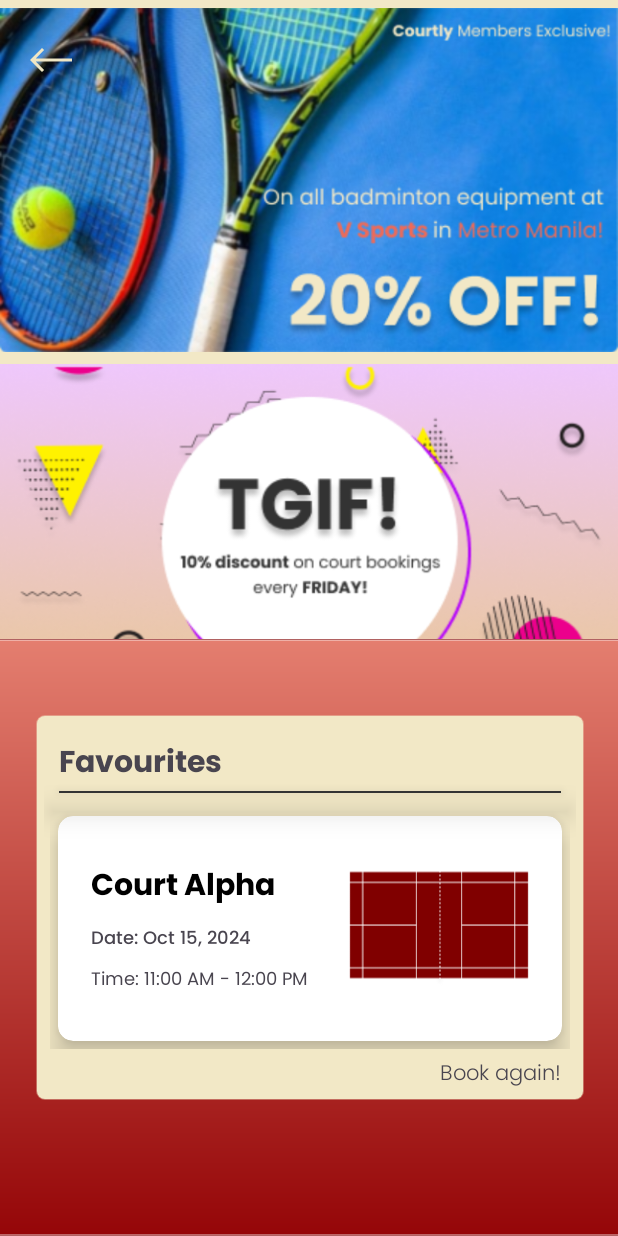
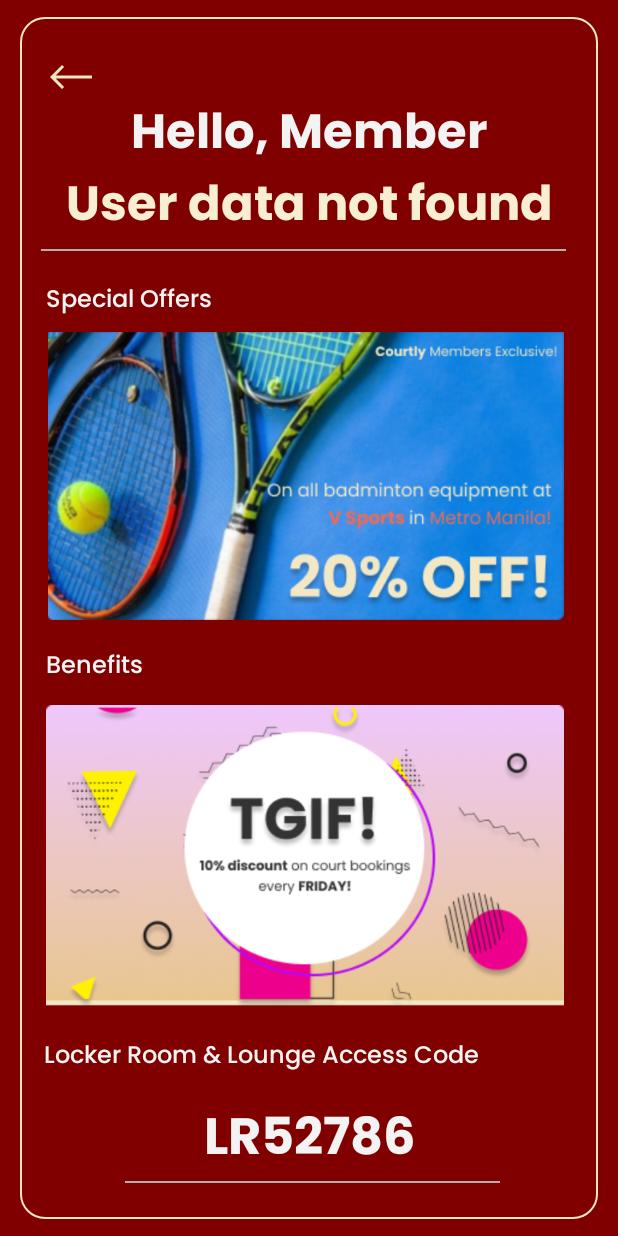
Before and after one commit to MrRyushi/Courtly, an Android app: the MembershipPage screen opened directly, with no data from a screen before it, on a phone screen of 412 x 824 dp. Run offline under Robolectric (Android 15) with nearby library versions, the phone set to English and light mode, and no system bars; our stand-ins replace Firebase (no records; nobody signed in at launch, a user with empty details on screens opened directly).

Commit message:
Updated Design of Membership Page

```diff
--- a/app/src/main/java/com/example/mobdevemco/MembershipPage.java
+++ b/app/src/main/java/com/example/mobdevemco/MembershipPage.java
@@ -1,7 +1,10 @@
 package com.example.mobdevemco;
 
+import android.content.SharedPreferences;
 import android.os.Bundle;
 import android.view.View;
+import android.widget.TextView;
+import android.widget.Toast;
 
 import androidx.activity.EdgeToEdge;
 import androidx.appcompat.app.AppCompatActivity;
@@ -9,7 +12,14 @@ import androidx.core.graphics.Insets;
 import androidx.core.view.ViewCompat;
 import androidx.core.view.WindowInsetsCompat;
 
+import com.google.firebase.database.DatabaseReference;
+import com.google.firebase.database.FirebaseDatabase;
+
 public class MembershipPage extends AppCompatActivity {
+
+    SharedPreferences sharedPreferences;
+    SharedPreferences.Editor editor;
+    TextView accountName;
 
     @Override
     protected void onCreate(Bundle savedInstanceState) {
@@ -21,6 +31,25 @@ public class MembershipPage extends AppCompatActivity {
             v.setPadding(systemBars.left, systemBars.top, systemBars.right, systemBars.bottom);
             return insets;
         });
+
+        SPHelper spHelper = new SPHelper(this);
+        String user_uid = spHelper.getUserUID();
+        DatabaseReference user = FirebaseDatabase.getInstance().getReference("users").child(user_uid);
+        accountName = findViewById(R.id.accountName);
+
+        // Fetch and set user's full name
+        user.child("fullName").get().addOnSuccessListener(dataSnapshot -> {
+            if (dataSnapshot.exists()) {
+                String name = dataSnapshot.getValue(String.class);
+                accountName.setText(name != null ? name : "User");
+            } else {
+                accountName.setText("User data not found");
+            }
+        }).addOnFailureListener(e -> {
+            Toast.makeText(this, "Failed to fetch user data", Toast.LENGTH_SHORT).show();
+            accountName.setText("Error loading name");
+        });
+
     }
 
     public void handleBackButton(View view) {
--- a/app/src/main/res/layout/activity_membership_page.xml
+++ b/app/src/main/res/layout/activity_membership_page.xml
@@ -5,34 +5,27 @@
     android:id="@+id/main"
     android:layout_width="match_parent"
     android:layout_height="match_parent"
-    android:background="#F2E8C6"
+    android:background="#800000"
     tools:context=".MembershipPage">
 
 
-    <ImageView
-        android:id="@+id/imageView4"
-        android:layout_width="wrap_content"
-        android:layout_height="wrap_content"
-        android:scaleType="fitCenter"
+    <FrameLayout
+        android:layout_width="0dp"
+        android:layout_height="0dp"
+        android:layout_marginStart="13dp"
+        android:layout_marginTop="11dp"
+        android:layout_marginEnd="13dp"
+        android:layout_marginBottom="11dp"
+        android:background="@drawable/rounded_border"
+        app:layout_constraintBottom_toBottomOf="parent"
         app:layout_constraintEnd_toEndOf="parent"
         app:layout_constraintStart_toStartOf="parent"
         app:layout_constraintTop_toTopOf="parent"
-        app:srcCompat="@drawable/banner_1" />
-
-    <ImageView
-        android:id="@+id/imageView5"
-        android:layout_width="426dp"
-        android:layout_height="255dp"
-        app:layout_constraintEnd_toEndOf="parent"
-        app:layout_constraintStart_toStartOf="parent"
-        app:layout_constraintTop_toBottomOf="@+id/imageView4"
-        app:srcCompat="@drawable/banner_2" />
+        tools:circularflow_radiusInDP="5dp">
 
         <FrameLayout
             android:layout_width="wrap_content"
-        android:layout_height="wrap_content"
-        app:layout_constraintStart_toStartOf="parent"
-        app:layout_constraintTop_toTopOf="parent">
+            android:layout_height="wrap_content">
 
             <Button
                 android:id="@+id/backBtn"
@@ -48,165 +41,154 @@
 
         </FrameLayout>
 
-    <FrameLayout
-        android:layout_width="425dp"
-        android:layout_height="398dp"
-        android:background="#800000"
-        app:layout_constraintBottom_toBottomOf="parent"
-        app:layout_constraintEnd_toEndOf="parent"
-        app:layout_constraintStart_toStartOf="parent">
-
         <androidx.constraintlayout.widget.ConstraintLayout
-            android:id="@+id/frameLayout3"
             android:layout_width="match_parent"
-            android:layout_height="match_parent"
-            android:background="@drawable/rounded_corners">
-
-
-            <androidx.constraintlayout.widget.ConstraintLayout
-                android:id="@+id/constrainFav"
-                android:layout_width="0dp"
-                android:layout_height="wrap_content"
-                android:layout_marginStart="30dp"
-                android:layout_marginTop="40dp"
-                android:layout_marginEnd="30dp"
-                android:layout_marginBottom="80dp"
-                android:background="@drawable/rounded_corners"
-                android:backgroundTint="#F2E8C6"
-                android:paddingLeft="5dp"
-                android:paddingRight="5dp"
-                app:layout_constraintBottom_toBottomOf="parent"
-                app:layout_constraintEnd_toEndOf="parent"
-                app:layout_constraintStart_toStartOf="parent"
-                app:layout_constraintTop_toTopOf="parent">
-
-                <View
-                    android:id="@+id/divider"
-                    android:layout_width="0dp"
-                    android:layout_height="1dp"
-                    android:layout_marginStart="10dp"
-                    android:layout_marginEnd="10dp"
-                    android:background="#333333"
-                    android:elevation="12sp"
-                    app:layout_constraintEnd_toEndOf="parent"
-                    app:layout_constraintStart_toStartOf="parent"
-                    app:layout_constraintTop_toBottomOf="@+id/textView10" />
+            android:layout_height="match_parent">
 
             <TextView
-                    android:id="@+id/textView10"
-                    android:layout_width="wrap_content"
-                    android:layout_height="wrap_content"
-                    android:layout_marginStart="10dp"
-                    android:layout_marginTop="15dp"
+                android:id="@+id/welcomeBack"
+                android:layout_width="243dp"
+                android:layout_height="48dp"
+                android:layout_marginStart="74dp"
+                android:layout_marginTop="51dp"
+                android:layout_marginEnd="74dp"
                 android:fontFamily="@font/poppins_bold"
-                    android:text="Favourites"
-                    android:textSize="20sp"
+                android:text="Hello, Member"
+                android:textAlignment="center"
+                android:textColor="#F3F3F3"
+                android:textSize="32dp"
+                app:layout_constraintEnd_toEndOf="parent"
                 app:layout_constraintStart_toStartOf="parent"
                 app:layout_constraintTop_toTopOf="parent" />
 
-                <FrameLayout
-                    android:id="@+id/frameLayout4"
-                    android:layout_width="wrap_content"
-                    android:layout_height="match_parent"
-                    android:layout_marginStart="5dp"
-                    android:layout_marginTop="10dp"
-                    android:layout_marginEnd="5dp"
+            <TextView
+                android:id="@+id/accountName"
+                android:layout_width="339dp"
+                android:layout_height="47dp"
+                android:layout_marginStart="26dp"
+                android:layout_marginEnd="26dp"
+                android:fontFamily="@font/poppins_bold"
+                android:textAlignment="center"
+                android:textColor="#F8EED1"
+                android:textSize="32dp"
                 app:layout_constraintEnd_toEndOf="parent"
                 app:layout_constraintStart_toStartOf="parent"
-                    app:layout_constraintTop_toBottomOf="@id/divider">
+                app:layout_constraintTop_toBottomOf="@+id/welcomeBack" />
 
-                    <androidx.cardview.widget.CardView
-                        android:id="@+id/cardView"
-                        android:layout_width="wrap_content"
-                        android:layout_height="wrap_content"
-                        android:layout_margin="5dp"
-                        android:layout_marginStart="20dp"
-                        android:layout_marginTop="5dp"
-                        android:layout_marginEnd="20dp"
-                        android:layout_marginBottom="40dp"
-                        app:cardBackgroundColor="#FFFFFF"
-                        app:cardCornerRadius="10dp"
-                        app:cardElevation="10dp"
-                        app:layout_constraintTop_toTopOf="parent">
-
-                        <LinearLayout
-                            android:layout_width="wrap_content"
-                            android:layout_height="wrap_content"
-                            android:orientation="horizontal"
-                            android:paddingHorizontal="12dp">
-
-
-                            <LinearLayout
-                                android:layout_width="172dp"
-                                android:layout_height="match_parent"
-                                android:layout_weight="1"
-                                android:gravity="center"
-                                android:orientation="vertical">
+            <View
+                android:id="@+id/view2"
+                android:layout_width="350dp"
+                android:layout_height="1dp"
+                android:layout_marginVertical="8dp"
+                android:layout_marginTop="13dp"
+                android:layout_marginEnd="21dp"
+                android:background="#B0B0B0"
+                app:layout_constraintEnd_toEndOf="parent"
+                app:layout_constraintTop_toBottomOf="@+id/accountName" />
 
             <TextView
-                                    android:id="@+id/courtName"
-                                    android:layout_width="match_parent"
-                                    android:layout_height="wrap_content"
-                                    android:layout_marginHorizontal="10dp"
-                                    android:layout_marginVertical="3dp"
-                                    android:fontFamily="@font/poppins_bold"
-                                    android:text="Court Alpha"
-                                    android:textColor="#000"
-                                    android:textSize="20sp"
-                                    android:textStyle="bold" />
+                android:id="@+id/specialoffer"
+                android:layout_width="133dp"
+                android:layout_height="28dp"
+                android:layout_marginStart="20dp"
+                android:layout_marginTop="20dp"
+                android:layout_marginEnd="238dp"
+                android:fontFamily="@font/poppins_medium"
+                android:text="Special Offers"
+                android:textAlignment="viewStart"
+                android:textColor="#F3F3F3"
+                android:textSize="16dp"
+                app:layout_constraintEnd_toEndOf="parent"
+                app:layout_constraintStart_toStartOf="parent"
+                app:layout_constraintTop_toBottomOf="@+id/view2" />
+
+            <ImageView
+                android:id="@+id/imageView8"
+                android:layout_width="346dp"
+                android:layout_height="192dp"
+                android:layout_marginStart="20dp"
+                android:layout_marginTop="6dp"
+                android:layout_marginEnd="25dp"
+                android:layout_marginBottom="18dp"
+                app:layout_constraintBottom_toTopOf="@+id/specialoffer2"
+                app:layout_constraintEnd_toEndOf="parent"
+                app:layout_constraintStart_toStartOf="parent"
+                app:layout_constraintTop_toBottomOf="@+id/specialoffer"
+                app:srcCompat="@drawable/banner_1" />
 
             <TextView
-                                    android:id="@+id/reservationDate"
-                                    android:layout_width="match_parent"
-                                    android:layout_height="wrap_content"
-                                    android:layout_marginHorizontal="10dp"
-                                    android:layout_marginVertical="3dp"
+                android:id="@+id/specialoffer2"
+                android:layout_width="133dp"
+                android:layout_height="28dp"
+                android:layout_marginStart="20dp"
+                android:layout_marginTop="18dp"
+                android:layout_marginEnd="238dp"
                 android:fontFamily="@font/poppins_medium"
-                                    android:text="Date: Oct 15, 2024"
-                                    android:textSize="12sp" />
+                android:text="Benefits"
+                android:textAlignment="viewStart"
+                android:textColor="#F3F3F3"
+                android:textSize="16dp"
+                app:layout_constraintEnd_toEndOf="parent"
+                app:layout_constraintStart_toStartOf="parent"
+                app:layout_constraintTop_toBottomOf="@+id/imageView8" />
+
+            <ImageView
+                android:id="@+id/imageView10"
+                android:layout_width="345dp"
+                android:layout_height="224dp"
+                android:layout_marginStart="20dp"
+                android:layout_marginEnd="26dp"
+                app:layout_constraintEnd_toEndOf="parent"
+                app:layout_constraintStart_toStartOf="parent"
+                app:layout_constraintTop_toBottomOf="@+id/specialoffer2"
+                app:srcCompat="@drawable/banner_2" />
 
             <TextView
-                                    android:id="@+id/reservationTime"
-                                    android:layout_width="match_parent"
-                                    android:layout_height="wrap_content"
-                                    android:layout_marginHorizontal="10dp"
-                                    android:layout_marginVertical="3dp"
-                                    android:fontFamily="@font/poppins_regular"
-                                    android:text="Time: 11:00 AM - 12:00 PM"
-                                    android:textSize="12sp" />
-
-                            </LinearLayout>
-
-                            <ImageView
-                                android:id="@+id/courtImage"
-                                android:layout_width="120dp"
-                                android:layout_height="130dp"
-                                android:layout_margin="10dp"
-                                android:src="@drawable/court" />
-
-                        </LinearLayout>
-
-                    </androidx.cardview.widget.CardView>
-                </FrameLayout>
+                android:id="@+id/lockerlounge"
+                android:layout_width="331dp"
+                android:layout_height="29dp"
+                android:layout_marginTop="8dp"
+                android:fontFamily="@font/poppins_medium"
+                android:text="Locker Room &amp; Lounge Access Code"
+                android:textAlignment="viewStart"
+                android:textColor="#F3F3F3"
+                android:textSize="16dp"
+                app:layout_constraintEnd_toEndOf="parent"
+                app:layout_constraintHorizontal_bias="0.301"
+                app:layout_constraintStart_toStartOf="parent"
+                app:layout_constraintTop_toBottomOf="@+id/imageView10" />
 
             <TextView
-                    android:id="@+id/textView11"
-                    android:layout_width="wrap_content"
-                    android:layout_height="wrap_content"
-                    android:layout_marginTop="5dp"
-                    android:layout_marginEnd="10dp"
-                    android:layout_marginBottom="5dp"
-                    android:fontFamily="@font/poppins_light"
-                    android:text="Book again!"
-                    app:layout_constraintBottom_toBottomOf="parent"
+                android:id="@+id/code"
+                android:layout_width="243dp"
+                android:layout_height="48dp"
+                android:layout_marginTop="720dp"
+                android:fontFamily="@font/poppins_bold"
+                android:text="LR52786"
+                android:textAlignment="center"
+                android:textColor="#F3F3F3"
+                android:textSize="34dp"
                 app:layout_constraintEnd_toEndOf="parent"
-                    app:layout_constraintTop_toBottomOf="@+id/frameLayout4"
-                    app:layout_constraintVertical_bias="0.0" />
+                app:layout_constraintHorizontal_bias="0.503"
+                app:layout_constraintStart_toStartOf="parent"
+                app:layout_constraintTop_toTopOf="parent" />
 
+            <View
+                android:id="@+id/view4"
+                android:layout_width="250dp"
+                android:layout_height="1dp"
+                android:layout_marginVertical="8dp"
+                android:layout_marginStart="70dp"
+                android:layout_marginTop="8dp"
+                android:layout_marginEnd="64dp"
+                android:background="#B0B0B0"
+                app:layout_constraintEnd_toEndOf="parent"
+                app:layout_constraintHorizontal_bias="0.0"
+                app:layout_constraintStart_toStartOf="parent"
+                app:layout_constraintTop_toBottomOf="@+id/code" />
 
         </androidx.constraintlayout.widget.ConstraintLayout>
 
-        </androidx.constraintlayout.widget.ConstraintLayout>
     </FrameLayout>
 
 
```
Lines whose indentation alone changed are shown as unchanged.
